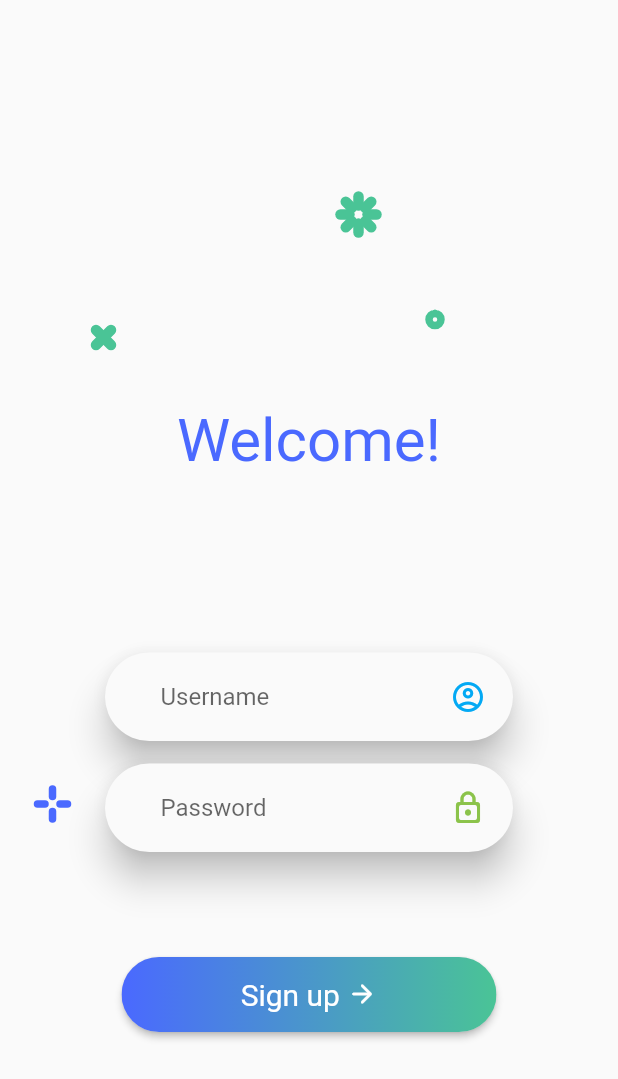
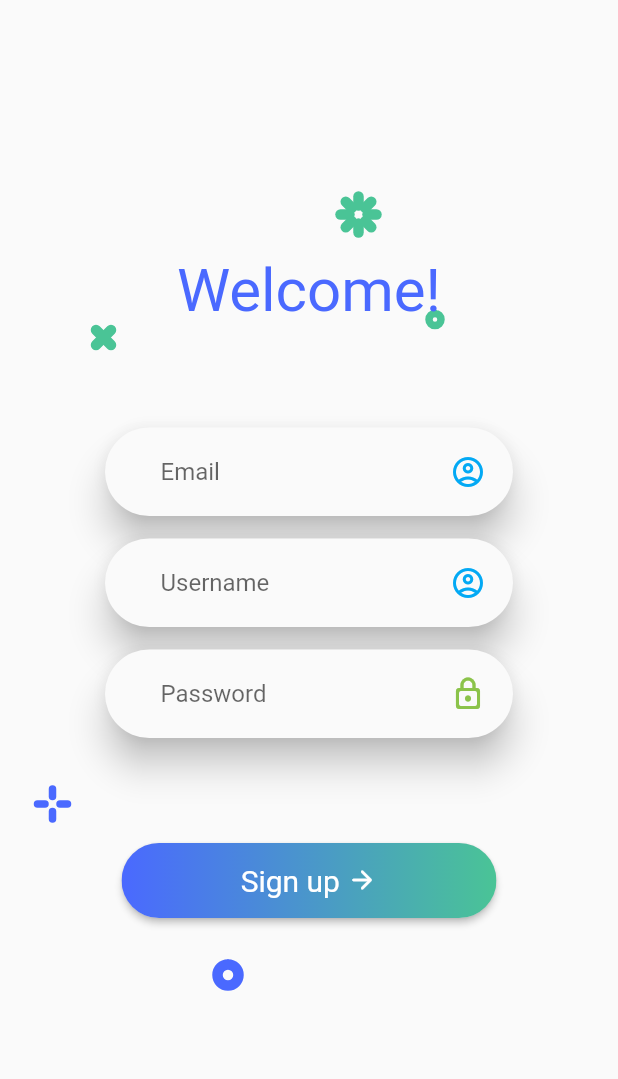
Before and after one commit to CommandeurNicolas/knowledge-checker-app, a Flutter app: the SignIn screen opened directly, on a phone screen of 412 x 824 dp. Shown: the top 1079 px of the screen. Run offline on Flutter 3.47's test engine with Material 2 defaults, Android fonts, the phone set to English and light mode, and no system bars; our stand-ins replace firebase_auth; accounts and stored records are empty.

Commit message:
add email entry + auth in wrapper

```diff
--- a/lib/screens/Auth/authenticate.dart
+++ b/lib/screens/Auth/authenticate.dart
@@ -1,4 +1,5 @@
 import 'package:flutter/material.dart';
+import 'package:knowledge_checker/screens/Auth/sign_in.dart';
 
 class Authenticate extends StatefulWidget {
   @override
@@ -8,8 +9,6 @@ class Authenticate extends StatefulWidget {
 class _AuthenticateState extends State<Authenticate> {
   @override
   Widget build(BuildContext context) {
-    return Container(
-      child:Text('authenticate')
-    );
+    return SignIn();
   }
 }
--- a/lib/screens/Auth/sign_in.dart
+++ b/lib/screens/Auth/sign_in.dart
@@ -1,6 +1,7 @@
 import 'package:flutter/material.dart';
 import 'package:knowledge_checker/globals.dart';
 import 'package:knowledge_checker/screens/decoration_shapes.dart';
+import 'package:knowledge_checker/services/auth.dart';
 
 class SignIn extends StatefulWidget {
   @override
@@ -8,6 +9,9 @@ class SignIn extends StatefulWidget {
 }
 
 class _SignInState extends State<SignIn> {
+  final AuthService _auth = AuthService();
+
+
   @override
   Widget build(BuildContext context) {
     return Scaffold(
@@ -20,7 +24,7 @@ class _SignInState extends State<SignIn> {
               crossAxisAlignment: CrossAxisAlignment.start,
               children: <Widget>[
                 SizedBox(
-                  height: 250,
+                  height: 150,
                 ),
                 Padding(
                   padding: EdgeInsets.all(20),
@@ -48,11 +52,48 @@ class _SignInState extends State<SignIn> {
                         child: Column(
                           children: <Widget>[
                             SizedBox(
-                              height: 50,
+                              height: 0,
                             ),
+
                             Container(
                               child: Column(
                                 children: <Widget>[
+                                  Container(
+                                    margin: EdgeInsets.only(
+                                        left: 50.0, right: 50.0),
+                                    child: Material(
+                                      shadowColor: Colors.black,
+                                      elevation: 10.0,
+                                      borderRadius: BorderRadius.circular(30.0),
+                                      child: Align(
+                                        alignment: Alignment.bottomLeft,
+                                        child: Container(
+                                          padding: EdgeInsets.only(left: 25.0),
+                                          child: TextField(
+                                            autocorrect: false,
+                                            enableSuggestions: false,
+                                            decoration: InputDecoration(
+                                              border: OutlineInputBorder(
+                                                  borderSide: BorderSide.none),
+                                              hintText: 'Email',
+                                              suffixIcon: Padding(
+                                                padding:
+                                                    const EdgeInsetsDirectional
+                                                        .only(end: 12.0),
+                                                child: Icon(
+                                                  Icons.account_circle_outlined,
+                                                  color: Colors.lightBlue,
+                                                ),
+                                              ),
+                                            ),
+                                          ),
+                                        ),
+                                      ),
+                                    ),
+                                  ),
+                                  SizedBox(
+                                    height: 15,
+                                  ),
                                   Container(
                                     margin: EdgeInsets.only(
                                         left: 50.0, right: 50.0),
@@ -130,7 +171,7 @@ class _SignInState extends State<SignIn> {
                               child: Container(
                                 // margin: EdgeInsets.only(right: 60.0),
                                 child: RaisedButton(
-                                  onPressed: () {},
+                                  onPressed: () async {},
                                   shape: RoundedRectangleBorder(
                                       borderRadius:
                                           BorderRadius.circular(80.0)),
```
